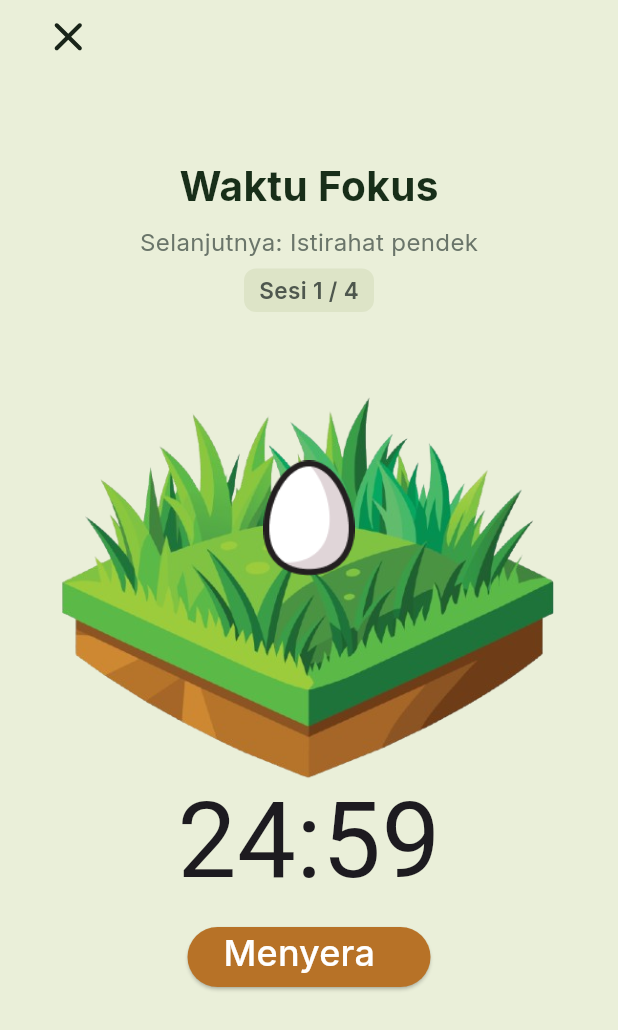
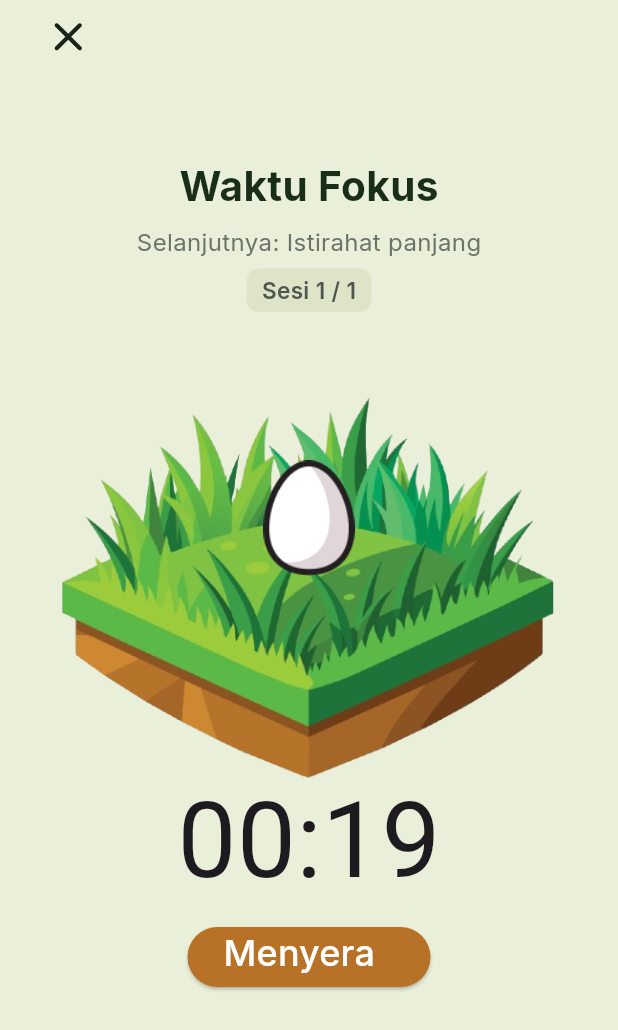
Before and after one commit to fachry372/FokusKu, a Flutter app: the screen it shows once a user with an empty profile is signed in, after a tap on "Mulai", on a phone screen of 412 x 824 dp. Shown: the top 1030 px of the screen. Run offline on Flutter 3.47's test engine with Material 3 defaults, Android fonts, the phone set to English and light mode, and no system bars; our stand-ins replace app_links, fl_chart, flutter_local_notifications, flutter_svg, google_fonts, image_picker and 3 more; missing offline and left inert: flutter_foreground_task; accounts and stored records are empty; network calls fail.

Commit message:
perbaikan overlay

```diff
--- a/lib/timer/timer.dart
+++ b/lib/timer/timer.dart
@@ -13,15 +13,15 @@ class TimerService extends ChangeNotifier {
   Timer? _ticker;
 
 
-  int focusSeconds = 1500;
-  int breakSeconds = 300;
-  int longBreakSeconds = 900;
-  int babak = 4;
+  // int focusSeconds = 1500;
+  // int breakSeconds = 300;
+  // int longBreakSeconds = 900;
+  // int babak = 4;
 
-  // int focusSeconds = 20;
-  // int breakSeconds = 20;
-  // int longBreakSeconds = 20;
-  // int babak = 1;
+  int focusSeconds = 20;
+  int breakSeconds = 20;
+  int longBreakSeconds = 20;
+  int babak = 1;
 
   bool isFocus = true;
 
@@ -59,9 +59,17 @@ bool get isLongBreakFinished => !isFocus && _remainingSeconds == 0;
 
 
 
-  String get currentSessionLabel {
+//   String get currentSessionLabel {
+//   return isFocus ? "Waktu Fokus" : "Waktu Istirahat";
+// }
+
+String get currentSessionLabel {
+  if (!sesiFokusAktif) return "Sesi belum dimulai";
+
   return isFocus ? "Waktu Fokus" : "Waktu Istirahat";
 }
+
+
 
 String get nextSessionLabel {
   if (step < babak * 2 - 1) {
@@ -151,14 +159,16 @@ bool sesiFokusAktif = false;
 
 
   void startLongBreak() {
-      if (!sesiFokusAktif) return;
+  if (!sesiFokusAktif) return;
 
   isFocus = false;
 
-
-   start(
+  start(
     seconds: longBreakSeconds,
     onFinished: () {
+
+      if (!sesiFokusAktif) return;
+
       tunggureward = true;
       Notif.showSessionFinishedNotification();
       Notif.cancelFocusNotification();
@@ -169,6 +179,7 @@ bool sesiFokusAktif = false;
     },
   );
 }
+
 
 
 void start({required int seconds, VoidCallback? onFinished}) {
```
Also changed, not shown: lib/notif/notif.dart (+21 -20 lines).
